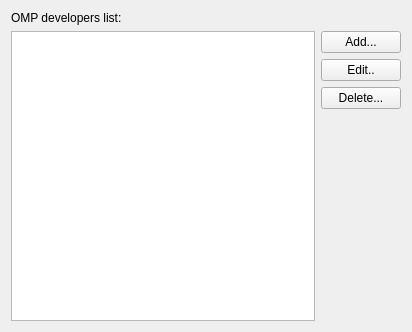
The window that WizardUI/generalsettingspage.ui (SergeyPoklonov/OMPDevelopers) describes before a commit, drawn with Qt 5.
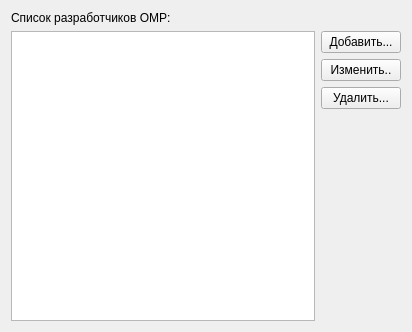
The same window after the commit.

Commit message: Working developers list has been added

What changed in the file:
```diff
--- a/WizardUI/generalsettingspage.ui
+++ b/WizardUI/generalsettingspage.ui
@@ -36,21 +36,21 @@
        <item>
         <widget class="QPushButton" name="developerAdd">
          <property name="text">
-          <string>Add...</string>
+          <string>Добавить...</string>
          </property>
         </widget>
        </item>
        <item>
         <widget class="QPushButton" name="developerEdit">
          <property name="text">
-          <string>Edit..</string>
+          <string>Изменить..</string>
          </property>
         </widget>
        </item>
        <item>
         <widget class="QPushButton" name="developerDel">
          <property name="text">
-          <string>Delete...</string>
+          <string>Удалить...</string>
          </property>
         </widget>
        </item>
@@ -72,7 +72,7 @@
      <item row="0" column="0">
       <widget class="QLabel" name="label">
        <property name="text">
-        <string>OMP developers list:</string>
+        <string>Список разработчиков OMP:</string>
        </property>
       </widget>
      </item>
```
The commit also changes 17 other files.
